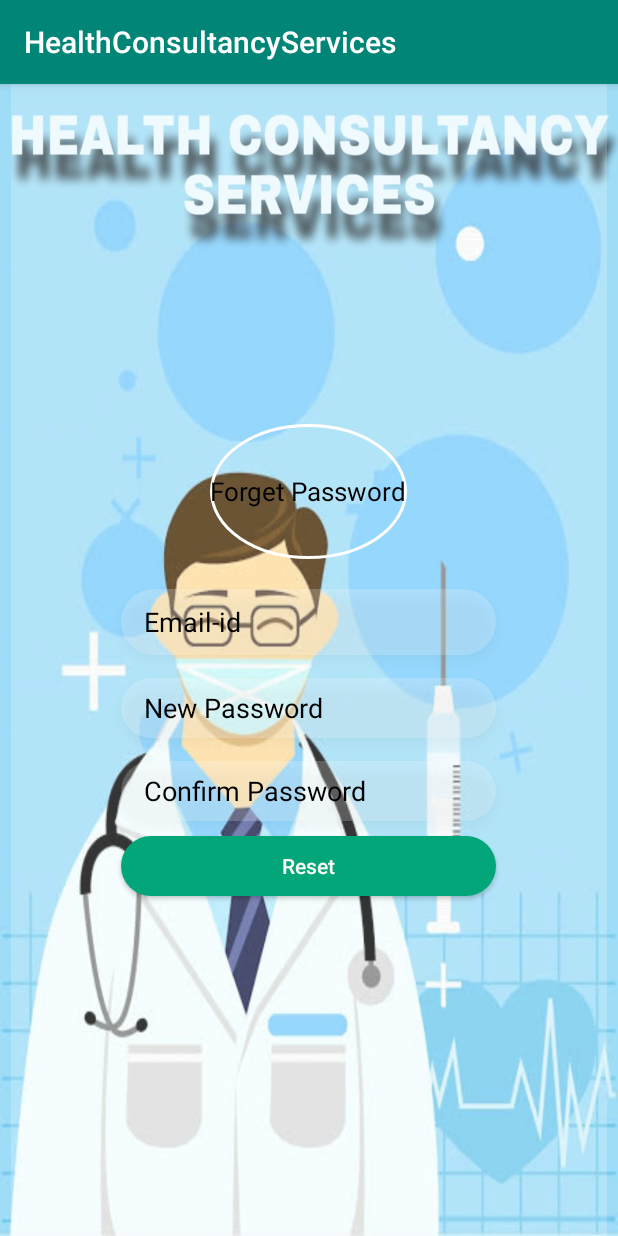
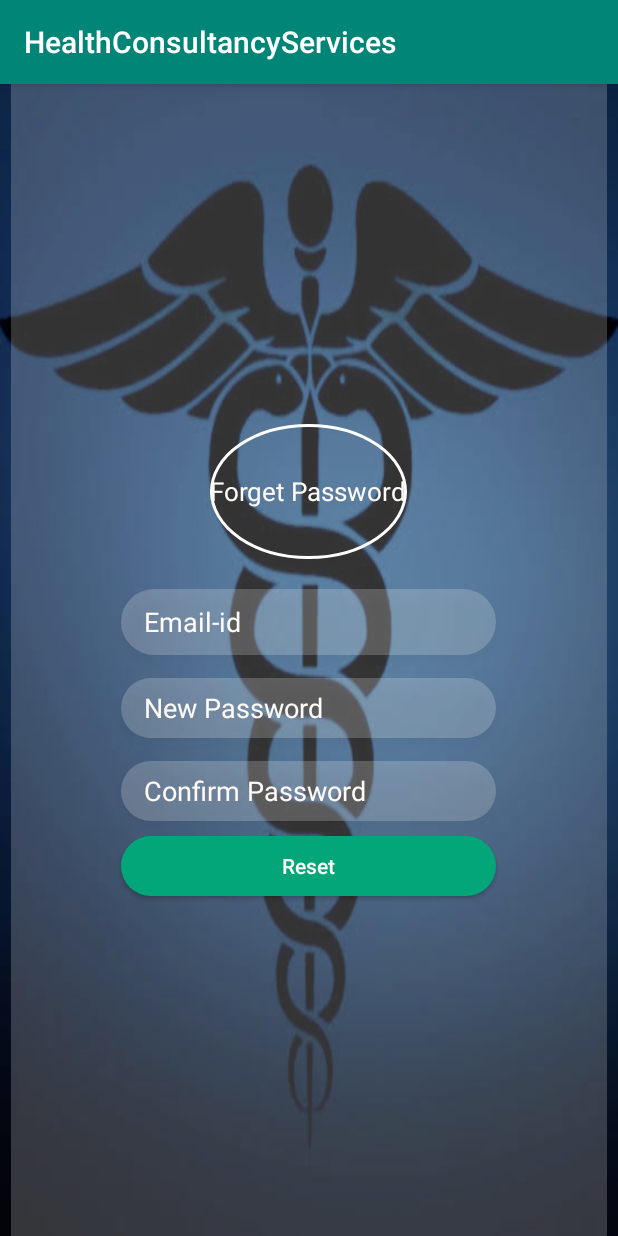
Before and after one commit to Health-Consultancy-Services/HealthConsultancyServicesApp, an Android app: the ForgetPassword screen opened directly, with no data from a screen before it, on a phone screen of 412 x 824 dp. Run offline under Robolectric (Android 15) with nearby library versions, the phone set to English and light mode, and no system bars.

Commit message:
Forgot Password Android Complete

```diff
--- a/app/src/main/java/com/example/healthconsultancyservicesandroidapp/HealthConsultancyServicesApi.java
+++ b/app/src/main/java/com/example/healthconsultancyservicesandroidapp/HealthConsultancyServicesApi.java
@@ -19,5 +19,5 @@ public interface HealthConsultancyServicesApi {
     Call<User> findByEmailAndPasswordAndRole(@Path("email") String email,@Path("password") String password,@Path("role") String role);
 
     @GET("/forgotpassword/{email}/{password}")
-    Call<User> ForgotPassword(@Path("email") String email,@Path("password") String password);
+    Call<Integer> ForgotPassword(@Path("email") String email,@Path("password") String password);
 }
--- a/app/src/main/res/layout/activity_forget_password.xml
+++ b/app/src/main/res/layout/activity_forget_password.xml
@@ -5,7 +5,7 @@
     android:layout_width="match_parent"
     android:layout_height="match_parent"
     android:orientation="vertical"
-    android:background="@drawable/img"
+    android:background="@drawable/login"
     android:gravity="center"
     tools:context=".ForgetPassword">
 
@@ -23,7 +23,7 @@
             android:background="@drawable/circle"
             android:gravity="center"
             android:text="Forget Password"
-            android:textColor="#000000"
+            android:textColor="#FFFBF8"
             android:textSize="17dp" />
 
         <EditText
@@ -36,7 +36,7 @@
             android:hint="Email-id"
             android:inputType="textPersonName"
             android:paddingLeft="15dp"
-            android:textColorHint="#000000" />
+            android:textColorHint="#FFFBF8" />
 
         <EditText
             android:id="@+id/newpassword"
@@ -48,7 +48,7 @@
             android:hint="New Password"
             android:inputType="textPassword"
             android:paddingLeft="15dp"
-            android:textColorHint="#000000" />
+            android:textColorHint="#FFFBF8" />
         <EditText
             android:id="@+id/confirmpass"
             android:layout_width="250dp"
@@ -59,7 +59,7 @@
             android:hint="Confirm Password"
             android:inputType="textPassword"
             android:paddingLeft="15dp"
-            android:textColorHint="#000000" />
+            android:textColorHint="#FFFBF8" />
 
 
         <Button
```
Also changed, not shown: app/src/main/java/com/example/healthconsultancyservicesandroidapp/ForgetPassword.java (+9 -9 lines).
